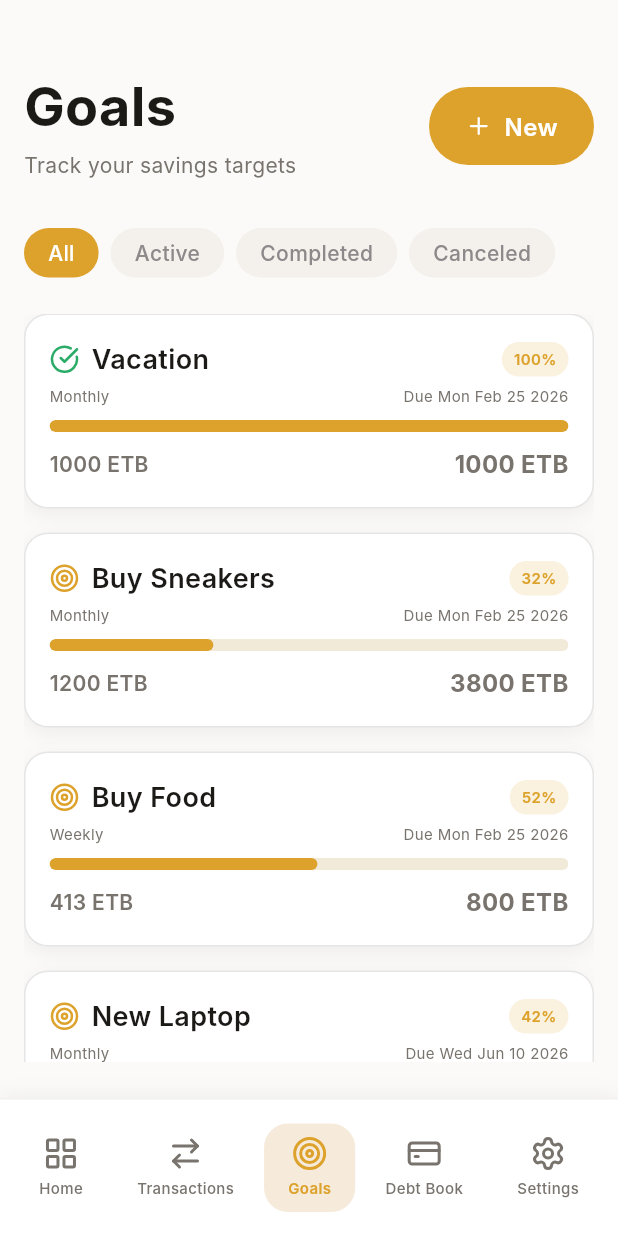
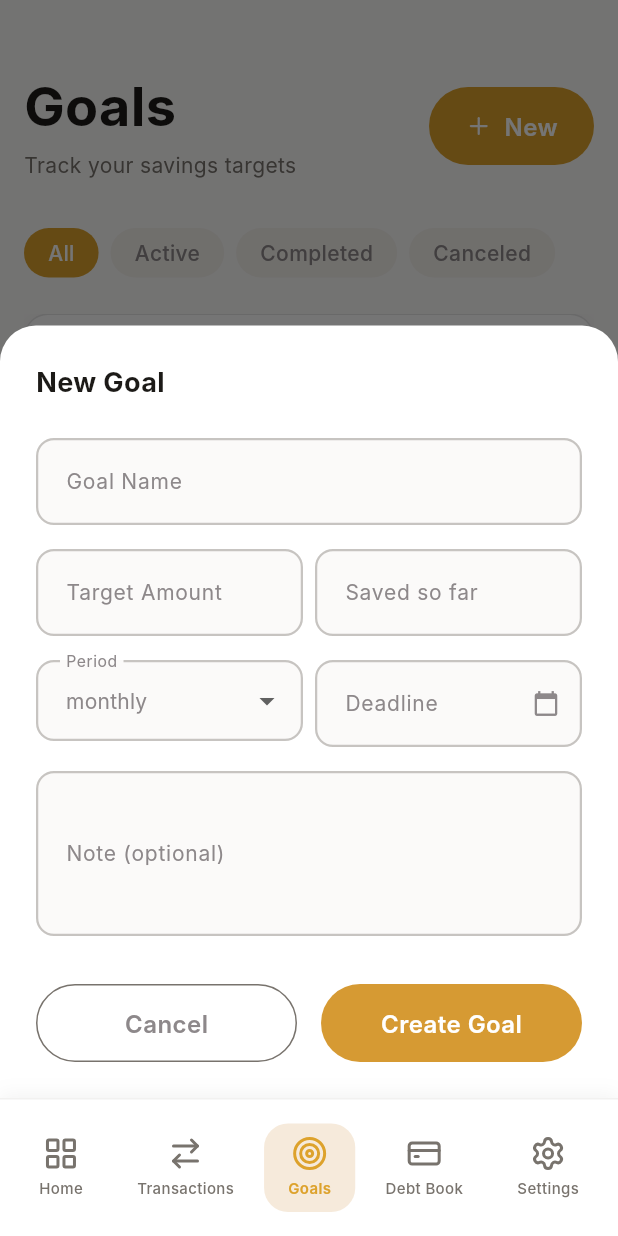
Before and after one commit to Abe-Alefew/Kise, a Flutter app: the GoalsScreen screen opened by its route, after a tap on "New", on a phone screen of 412 x 824 dp. Run offline on Flutter 3.47's test engine with Material 3 defaults, Android fonts, the phone set to English and light mode, and no system bars; our stand-ins replace fl_chart, go_router, google_fonts, lucide_icons, shared_preferences; accounts and stored records are empty; Roboto replaces fonts that are missing (Inter).

Commit message:
feat: implement add new goal form

```diff
--- a/lib/features/goals/presentation/screens/goals_screen.dart
+++ b/lib/features/goals/presentation/screens/goals_screen.dart
@@ -6,6 +6,7 @@ import 'package:kise/core/theme/text_theme.dart';
 import 'package:kise/core/theme/app_dimensions.dart';
 import 'package:kise/core/widgets/kise_pill_filter.dart';
 import 'package:kise/features/goals/presentation/widgets/goal_card.dart';
+import 'package:kise/features/goals/presentation/widgets/new_goal_bottom_sheet.dart';
 
 class GoalsScreen extends StatefulWidget {
   const GoalsScreen({super.key});
@@ -78,6 +79,35 @@ class _GoalsScreenState extends State<GoalsScreen> {
     });
   }
 
+  void _handleAddGoal() {
+    showModalBottomSheet(
+      context: context,
+      isScrollControlled: true,
+      backgroundColor: Colors.transparent,
+      builder: (BuildContext context) {
+        return NewGoalBottomSheet(
+          onSave: (title, targetAmount, currentAmount, deadline, period, note) {
+            setState(() {
+              _goals.add(
+                Goal(
+                  id: DateTime.now().millisecondsSinceEpoch.toString(),
+                  title: title,
+                  period: period,
+                  dueDate: deadline,
+                  currentAmount: currentAmount,
+                  targetAmount: targetAmount,
+                  isCompleted: currentAmount >= targetAmount,
+                  isLocked: false,
+                ),
+              );
+            });
+            Navigator.of(context).pop();
+          },
+        );
+      },
+    );
+  }
+
   @override
   Widget build(BuildContext context) {
     bool isDark = Theme.of(context).brightness == Brightness.dark;
@@ -110,7 +140,13 @@ class _GoalsScreenState extends State<GoalsScreen> {
                       ),
                     ],
                   ),
-                  KiseActionButton(leadingIcon: LucideIcons.plus, label: 'New', onPressed: () {}, expanded: false, width: 110.0,),
+                  KiseActionButton(
+                    leadingIcon: LucideIcons.plus,
+                    label: 'New',
+                    onPressed: _handleAddGoal,
+                    expanded: false,
+                    width: 110.0,
+                  ),
                 ],
               ),
               const SizedBox(height: AppDimensions.xl),
--- a/lib/features/goals/presentation/widgets/build_top_section.dart
+++ b/lib/features/goals/presentation/widgets/build_top_section.dart
@@ -67,7 +67,9 @@ Widget buildTopSection(BuildContext context, GoalCard widget) {
           ],
         ),
         const SizedBox(height: AppDimensions.sm),
+
         KiseProgressBar(progress: progress, height: 8),
+
         const SizedBox(height: AppDimensions.sm),
         Row(
           mainAxisAlignment: MainAxisAlignment.spaceBetween,
--- a/lib/features/goals/presentation/widgets/goal_card.dart
+++ b/lib/features/goals/presentation/widgets/goal_card.dart
@@ -3,7 +3,6 @@ import 'package:kise/features/goals/presentation/widgets/build_top_section.dart'
 import 'package:kise/features/goals/presentation/widgets/goal_action_buttons.dart';
 import 'package:kise/features/goals/presentation/widgets/goal_deposit_form.dart';
 import 'package:kise/features/goals/presentation/widgets/goal_edit_form.dart';
-import 'package:kise/core/theme/colors.dart';
 import 'package:kise/core/theme/app_dimensions.dart';
 import 'package:kise/core/widgets/kise_card_holder.dart';
 
--- /dev/null
+++ b/lib/features/goals/presentation/widgets/new_goal_bottom_sheet.dart
@@ -0,0 +1,228 @@
+import 'package:flutter/material.dart';
+import 'package:kise/core/theme/colors.dart';
+import 'package:kise/core/theme/text_theme.dart';
+import 'package:kise/core/theme/app_dimensions.dart';
+import 'package:kise/core/widgets/kise_form_system/kise_text_field.dart';
+
+class NewGoalBottomSheet extends StatefulWidget {
+  final void Function(
+    String title,
+    double targetAmount,
+    double currentAmount,
+    String deadline,
+    String period,
+    String note,
+  ) onSave;
+
+  const NewGoalBottomSheet({super.key, required this.onSave});
+
+  @override
+  State<NewGoalBottomSheet> createState() => _NewGoalBottomSheetState();
+}
+
+class _NewGoalBottomSheetState extends State<NewGoalBottomSheet> {
+  final _titleController = TextEditingController();
+  final _targetController = TextEditingController();
+  final _savedController = TextEditingController();
+  final _deadlineController = TextEditingController();
+  final _noteController = TextEditingController();
+
+  String _selectedPeriod = 'monthly';
+  final List<String> _periodOptions = ['daily', 'weekly', 'monthly', 'yearly', 'one-time'];
+
+  @override
+  void dispose() {
+    _titleController.dispose();
+    _targetController.dispose();
+    _savedController.dispose();
+    _deadlineController.dispose();
+    _noteController.dispose();
+    super.dispose();
+  }
+
+  String _formatDate(DateTime date) {
+    const weekdays = ['Mon', 'Tue', 'Wed', 'Thu', 'Fri', 'Sat', 'Sun'];
+    const months = ['Jan', 'Feb', 'Mar', 'Apr', 'May', 'Jun', 'Jul', 'Aug', 'Sep', 'Oct', 'Nov', 'Dec'];
+    final weekday = weekdays[date.weekday - 1];
+    final month = months[date.month - 1];
+    return '$weekday $month ${date.day} ${date.year}';
+  }
+
+  Future<void> _pickDate() async {
+    final picked = await showDatePicker(
+      context: context,
+      initialDate: DateTime.now(),
+      firstDate: DateTime.now().subtract(const Duration(days: 365)),
+      lastDate: DateTime.now().add(const Duration(days: 365 * 10)),
+    );
+
+    if (picked != null) {
+      setState(() {
+        _deadlineController.text = 'Due ${_formatDate(picked)}';
+      });
+    }
+  }
+
+  void _handleSave() {
+    final title = _titleController.text.trim();
+    if (title.isEmpty) return; // Optional simple boundary-check
+
+    final target = double.tryParse(_targetController.text) ?? 0.0;
+    final saved = double.tryParse(_savedController.text) ?? 0.0;
+    final deadline = _deadlineController.text;
+    final note = _noteController.text;
+
+    widget.onSave(title, target, saved, deadline, _selectedPeriod, note);
+  }
+
+  @override
+  Widget build(BuildContext context) {
+    bool isDark = Theme.of(context).brightness == Brightness.dark;
+
+    return Container(
+      decoration: BoxDecoration(
+        color: Theme.of(context).cardColor,
+        borderRadius: const BorderRadius.only(
+          topLeft: Radius.circular(24.0),
+          topRight: Radius.circular(24.0),
+        ),
+      ),
+      padding: EdgeInsets.only(
+        left: 24.0,
+        right: 24.0,
+        top: 24.0,
+        bottom: MediaQuery.of(context).viewInsets.bottom + 24.0,
+      ),
+      child: SingleChildScrollView(
+        child: Column(
+          crossAxisAlignment: CrossAxisAlignment.start,
+          mainAxisSize: MainAxisSize.min,
+          children: [
+            Text(
+              'New Goal',
+              style: isDark ? AppTextStylesDark.h3.copyWith(fontWeight: FontWeight.bold) : AppTextStyles.h3.copyWith(fontWeight: FontWeight.bold),
+            ),
+            const SizedBox(height: AppDimensions.lg),
+
+            KiseTextField(
+              label: 'Goal Name',
+              hint: 'e.g. Save for textbooks',
+              controller: _titleController,
+            ),
+
+            Row(
+              children: [
+                Expanded(
+                  child: KiseTextField(
+                    label: 'Target Amount',
+                    hint: '0.00',
+                    controller: _targetController,
+                    keyboardType: TextInputType.number,
+                  ),
+                ),
+                const SizedBox(width: AppDimensions.sm),
+                Expanded(
+                  child: KiseTextField(
+                    label: 'Saved so far',
+                    hint: '0.00',
+                    controller: _savedController,
+                    keyboardType: TextInputType.number,
+                  ),
+                ),
+              ],
+            ),
+
+            Row(
+              crossAxisAlignment: CrossAxisAlignment.start,
+              children: [
+                Expanded(
+                  child: Padding(
+                    padding: const EdgeInsets.only(bottom: 16),
+                    child: DropdownButtonFormField<String>(
+                      value: _selectedPeriod,
+                      isExpanded: true,
+                      decoration: const InputDecoration(
+                        labelText: 'Period',
+                        contentPadding: EdgeInsets.symmetric(horizontal: AppDimensions.md, vertical: 15),
+                      ),
+                      items: _periodOptions.map((period) {
+                        return DropdownMenuItem(
+                          value: period,
+                          child: Text(period, style: isDark ? AppTextStylesDark.bodySm : AppTextStyles.bodySm),
+                        );
+                      }).toList(),
+                      onChanged: (val) {
+                        if (val != null) {
+                          setState(() => _selectedPeriod = val);
+                        }
+                      },
+                    ),
+                  ),
+                ),
+                const SizedBox(width: AppDimensions.sm),
+                Expanded(
+                  child: Padding(
+                    padding: const EdgeInsets.only(bottom: 16),
+                    child: TextFormField(
+                      controller: _deadlineController,
+                      readOnly: true,
+                      onTap: _pickDate,
+                      decoration: const InputDecoration(
+                        labelText: 'Deadline',
+                        hintText: 'mm/dd/yyyy',
+                        suffixIcon: Icon(Icons.calendar_today, size: 18),
+                      ),
+                    ),
+                  ),
+                ),
+              ],
+            ),
+
+            Padding(
+              padding: const EdgeInsets.only(bottom: 16),
+              child: TextFormField(
+                controller: _noteController,
+                maxLines: 3,
+                decoration: InputDecoration(
+                  labelText: 'Note (optional)',
+                  hintText: 'Add a note...',
+                  border: OutlineInputBorder(
+                    borderRadius: BorderRadius.circular(AppDimensions.radiusMd),
+                  ),
+                ),
+              ),
+            ),
+
+            const SizedBox(height: AppDimensions.md),
+
+            Row(
+              children: [
+                Expanded(
+                  child: OutlinedButton(
+                    onPressed: () => Navigator.of(context).pop(),
+                    style: OutlinedButton.styleFrom(
+                      side: const BorderSide(color: AppColorsLight.textHint, width: 1),
+                      foregroundColor: isDark ? AppColorsDark.textBody : AppColorsLight.textBody,
+                    ),
+                    child: const Text('Cancel'),
+                  ),
+                ),
+                const SizedBox(width: AppDimensions.md),
+                Expanded(
+                  child: ElevatedButton(
+                    onPressed: _handleSave,
+                    style: ElevatedButton.styleFrom(
+                      backgroundColor: const Color(0xFFD69A33),
+                      foregroundColor: Colors.white,
+                    ),
+                    child: const Text('Create Goal'),
+                  ),
+                ),
+              ],
+            )
+          ],
+        ),
+      ),
+    );
+  }
+}
```
